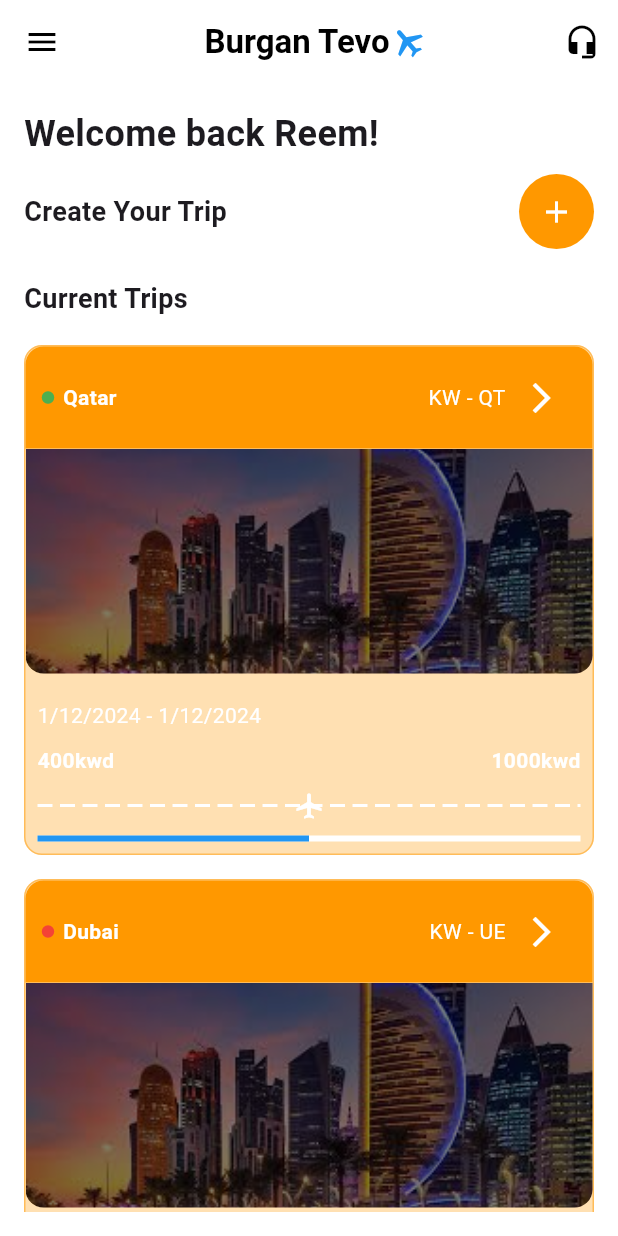
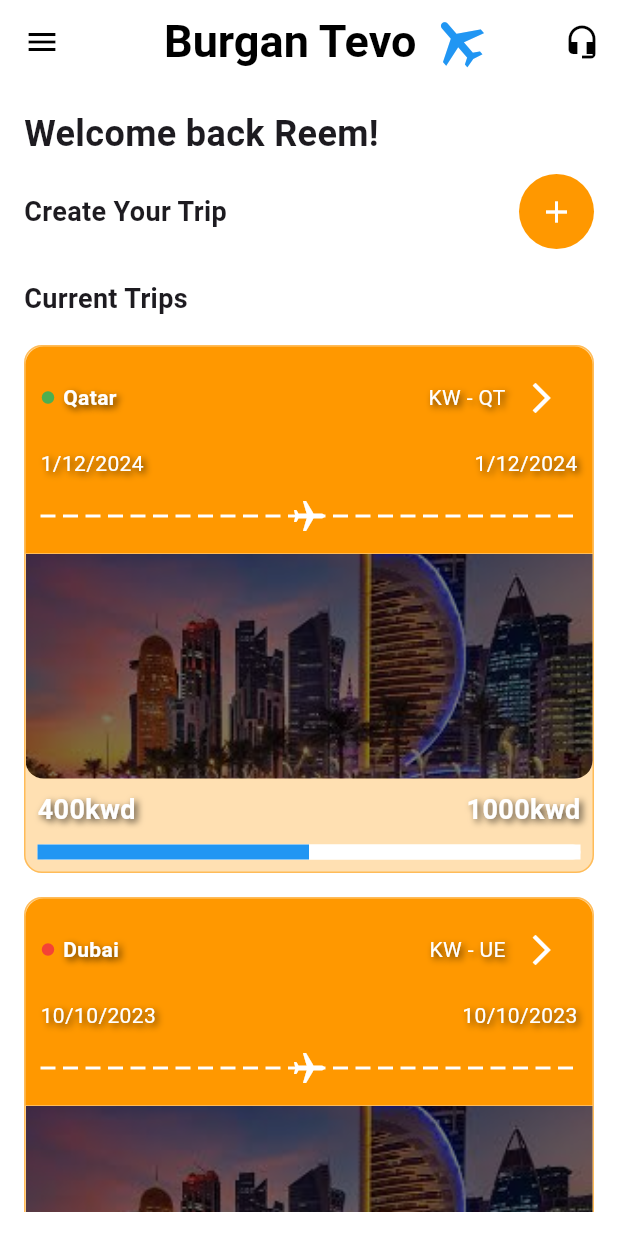
Before and after one commit to 7336x/burgantevo, a Flutter app: the screen it shows after launch, on a phone screen of 412 x 824 dp. Run offline on Flutter 3.47's test engine with Material 3 defaults, Android fonts, the phone set to English and light mode, and no system bars.

Commit message:
modefie design

```diff
--- a/lib/pages/create_trip_page.dart
+++ b/lib/pages/create_trip_page.dart
@@ -50,7 +50,9 @@ class _CreateTripPageState extends State<CreateTripPage> {
     return Scaffold(
       backgroundColor: Colors.white,
       appBar: AppBar(
-        title: Row(
+        title: Padding(
+          padding: const EdgeInsets.only(top: 20), // Move title down
+          child: Row(
             mainAxisAlignment: MainAxisAlignment.center,
             children: [
               Text(
@@ -60,9 +62,10 @@ class _CreateTripPageState extends State<CreateTripPage> {
               SizedBox(width: 8),
               Transform.rotate(
                 angle: 11.14 / 2,
-              child: Icon(Icons.airplanemode_active, color: Colors.blue),
+                child: Icon(Icons.airplanemode_active, color: Colors.blue, size: 40), // Adjusted size
               ),
             ],
+          ),
         ),
         backgroundColor: Colors.white,
         elevation: 0,
@@ -76,9 +79,15 @@ class _CreateTripPageState extends State<CreateTripPage> {
         child: Column(
           crossAxisAlignment: CrossAxisAlignment.start,
           children: [
+            SizedBox(height: 40), // Add margin above the text inputs
             DropdownButtonFormField<String>(
               value: _selectedDestination,
-              decoration: InputDecoration(labelText: 'Choose your Destination'),
+              decoration: InputDecoration(
+                labelText: 'Choose your Destination',
+                border: OutlineInputBorder(
+                  borderRadius: BorderRadius.circular(10), // Rounded corners
+                ),
+              ),
               items: destinations.map((String destination) {
                 return DropdownMenuItem<String>(
                   value: destination,
@@ -91,32 +100,43 @@ class _CreateTripPageState extends State<CreateTripPage> {
                 });
               },
             ),
-            SizedBox(height: 20),
+            SizedBox(height: 20), // Space between fields
 
             TextField(
               controller: _budgetController,
-              decoration: InputDecoration(labelText: 'Trip Budget'),
+              decoration: InputDecoration(
+                labelText: 'Trip Budget',
+                border: OutlineInputBorder(
+                  borderRadius: BorderRadius.circular(10), // Rounded corners
+                ),
+              ),
               keyboardType: TextInputType.number,
             ),
-            SizedBox(height: 20),
+            SizedBox(height: 20), // Space between fields
 
             TextField(
               controller: _startDateController,
               decoration: InputDecoration(
                 labelText: 'From',
                 hintText: 'Enter start date (e.g. 12 May 2025)',
+                border: OutlineInputBorder(
+                  borderRadius: BorderRadius.circular(10), // Rounded corners
                 ),
               ),
-            SizedBox(height: 20),
+            ),
+            SizedBox(height: 20), // Space between fields
 
             TextField(
               controller: _endDateController,
               decoration: InputDecoration(
                 labelText: 'Until',
                 hintText: 'Enter end date (e.g. 15 May 2025)',
+                border: OutlineInputBorder(
+                  borderRadius: BorderRadius.circular(10), // Rounded corners
                 ),
               ),
-            SizedBox(height: 500),
+            ),
+            SizedBox(height: 400),  // Space between fields
 
             Center(
               child: ElevatedButton(
--- a/lib/pages/homepage.dart
+++ b/lib/pages/homepage.dart
@@ -101,13 +101,14 @@ class _HomePageState extends State<HomePage> {
           mainAxisAlignment: MainAxisAlignment.center,
           children: [
             Text(
-              'Burgan Tevo',
-              style: TextStyle(color: Colors.black, fontWeight: FontWeight.bold),
-            ),
-            Transform.rotate(
-              angle: 11.14 / 2,
-              child: Icon(Icons.airplanemode_active, color: Colors.blue),
-            ),
+              '  Burgan Tevo',
+               style: TextStyle(color: Colors.black, fontWeight: FontWeight.bold, fontSize: 30),
+              ),
+              SizedBox(width: 8),
+              Transform.rotate(
+                angle: 11.14 / 2,
+                child: Icon(Icons.airplanemode_active, color: Colors.blue, size: 40), // Adjusted size
+              ),
           ],
         ),
         actions: [
--- a/lib/pages/trip_card.dart
+++ b/lib/pages/trip_card.dart
@@ -5,7 +5,6 @@ import '../dashed_line_painter.dart';
 class TripCard extends StatelessWidget {
   final Trip trip;
 
-  // constructor to receive a Trip object
   TripCard({required this.trip});
 
   @override
@@ -19,7 +18,6 @@ class TripCard extends StatelessWidget {
       ),
       child: Column(
         children: [
-
           Container(
             padding: EdgeInsets.all(10),
             decoration: BoxDecoration(
@@ -32,28 +30,91 @@ class TripCard extends StatelessWidget {
                   children: [
                     Icon(Icons.circle, size: 10, color: trip.status == 'finished' ? Colors.red : Colors.green),
                     SizedBox(width: 5),
-                    Text(trip.destination, style: TextStyle(color: Colors.white, fontWeight: FontWeight.bold)),
+                    Text(
+                      trip.destination,
+                      style: TextStyle(
+                        color: Colors.white,
+                        fontWeight: FontWeight.bold,
+                        shadows: [
+                          Shadow(
+                            color: Colors.black.withOpacity(0.7),
+                            offset: Offset(2, 2),
+                            blurRadius: 6,
+                          ),
+                        ],
+                      ),
+                    ),
                     Spacer(),
-                    Text('${trip.from} - ${trip.to}', style: TextStyle(color: Colors.white)),
+                    Text(
+                      '${trip.from} - ${trip.to}',
+                      style: TextStyle(
+                        color: Colors.white,
+                        shadows: [
+                          Shadow(
+                            color: Colors.black.withOpacity(0.7),
+                            offset: Offset(2, 2),
+                            blurRadius: 6,
+                          ),
+                        ],
+                      ),
+                    ),
                     IconButton(
                       icon: Icon(Icons.arrow_forward_ios, color: Colors.white),
                       onPressed: () {},
                     ),
                   ],
                 ),
-          //       // Dashed Line Under Destination Name
-          //       Container(
-          //         margin: EdgeInsets.symmetric(vertical: 5),
-          //         height: 2,
-          //         child: CustomPaint(
-          //           painter: DashedLinePainter(),
-          //         ),
-          //       ),
+                SizedBox(height: 10),
+                Row(
+                  mainAxisAlignment: MainAxisAlignment.spaceBetween,
+                  children: [
+                    Text(
+                      trip.startDate,
+                      style: TextStyle(
+                        color: Colors.white,
+                        shadows: [
+                          Shadow(
+                            color: Colors.black.withOpacity(0.7),
+                            offset: Offset(2, 2),
+                            blurRadius: 6,
+                          ),
+                        ],
+                      ),
+                    ),
+                    Text(
+                      trip.endDate,
+                      style: TextStyle(
+                        color: Colors.white,
+                        shadows: [
+                          Shadow(
+                            color: Colors.black.withOpacity(0.7),
+                            offset: Offset(2, 2),
+                            blurRadius: 6,
+                          ),
+                        ],
+                      ),
+                    ),
+                  ],
+                ),
+                SizedBox(height: 10),
+                Stack(
+                  alignment: Alignment.center,
+                  children: [
+                    CustomPaint(
+                      size: Size(double.infinity, 30),
+                      painter: DashedLinePainter(),
+                    ),
+                    Transform.rotate(
+                      angle: 3.14 / 2,
+                      child: Icon(Icons.airplanemode_active, color: Colors.white),
+                    ),
+                  ],
+                ),
               ],
             ),
           ),
 
-          // card content with Image, Dates, and Progress
+          // Image Container
           Container(
             height: 150,
             decoration: BoxDecoration(
@@ -65,42 +126,62 @@ class TripCard extends StatelessWidget {
               borderRadius: BorderRadius.only(bottomLeft: Radius.circular(12), bottomRight: Radius.circular(12)),
             ),
           ),
+
+          // Content Below Image
           Padding(
             padding: const EdgeInsets.all(8.0),
             child: Column(
               crossAxisAlignment: CrossAxisAlignment.start,
               children: [
-                SizedBox(height: 10),
-                Text('${trip.startDate} - ${trip.endDate}', style: TextStyle(color: Colors.white)),
-                SizedBox(height: 10),
                 Row(
                   children: [
-                    Text(trip.amount, style: TextStyle(color: Colors.white, fontWeight: FontWeight.bold)),
+                    Text(
+                      trip.amount,
+                      style: TextStyle(
+                        color: Colors.white,
+                        fontWeight: FontWeight.bold,
+                        fontSize: 18, // Increased font size for the amounts
+                        shadows: [
+                          Shadow(
+                            color: Colors.black.withOpacity(0.7),
+                            offset: Offset(2, 2),
+                            blurRadius: 6,
+                          ),
+                        ],
+                      ),
+                    ),
                     Spacer(),
-                    Text(trip.totalAmount, style: TextStyle(color: Colors.white, fontWeight: FontWeight.bold)),
+                    Text(
+                      trip.totalAmount,
+                      style: TextStyle(
+                        color: Colors.white,
+                        fontWeight: FontWeight.bold,
+                        fontSize: 18, // Increased font size for the amounts
+                        shadows: [
+                          Shadow(
+                            color: Colors.black.withOpacity(0.7),
+                            offset: Offset(2, 2),
+                            blurRadius: 6,
+                          ),
+                        ],
+                      ),
+                    ),
                   ],
                 ),
                 SizedBox(height: 10),
 
-                // Dashed Line with Airplane
-                Stack(
-                  alignment: Alignment.center,
-                  children: [
-                    CustomPaint(
-                      size: Size(double.infinity, 20),
-                      painter: DashedLinePainter(),
+                // Progress Bar with Rounded Corners
+                Container(
+                  height: 10,
+                  decoration: BoxDecoration(
+                    borderRadius: BorderRadius.circular(100),  // Rounded corners for the progress bar
+                    color: Colors.white,
                   ),
-                    Icon(Icons.airplanemode_active, color: Colors.white, size: 20),
-                     // Centered airplane icon
-                  ],
-                ),
-                SizedBox(height: 10),
-
-                // Progress Bar
-                LinearProgressIndicator(
+                  child: LinearProgressIndicator(
                     value: trip.status == 'finished' ? 0.8 : (trip.status == 'upcoming' ? 0.0 : 0.5),
                     backgroundColor: Colors.white,
                     valueColor: AlwaysStoppedAnimation<Color>(Colors.blue),
+                  ),
                 ),
               ],
             ),
```
Also changed, not shown: lib/models/category.dart (added), lib/models/travel.dart (added), lib/models/user.dart (added). Lines whose indentation alone changed are shown as unchanged.
